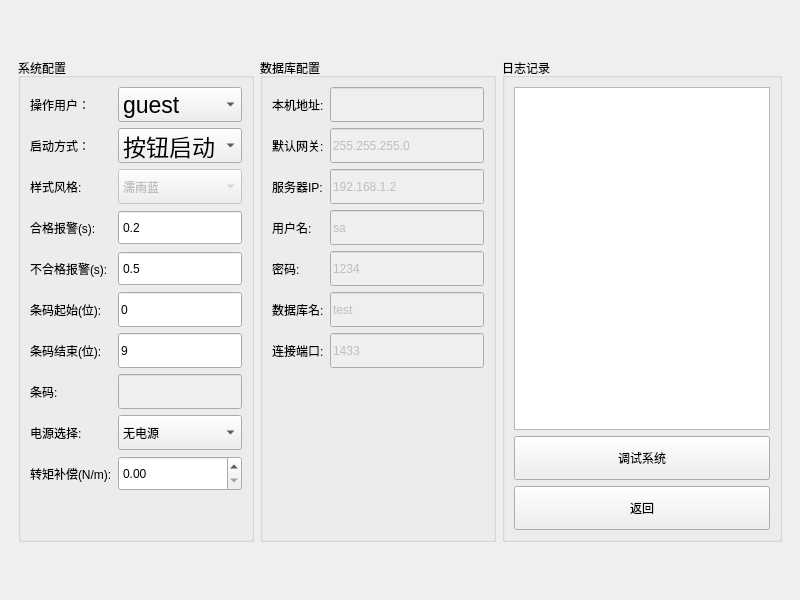
Qt form WinSyst.ui (bloglink/TesterClient) before a commit.
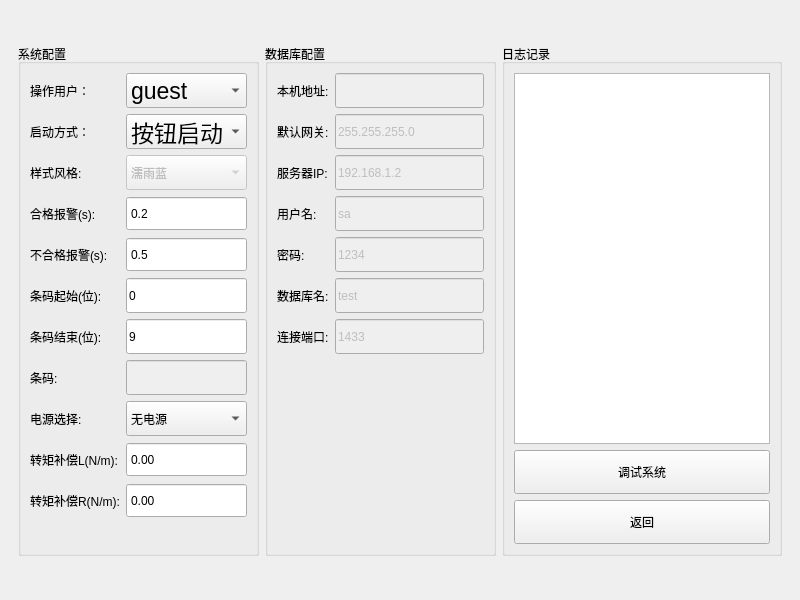
The same form after that commit. The open tabs and pages were chosen to show the change.

Commit message: 修复:修正转矩补偿

Diff of the .ui file:
```diff
--- a/WinSyst.ui
+++ b/WinSyst.ui
@@ -243,6 +243,13 @@
              <string>系统配置</string>
             </property>
             <layout class="QGridLayout" name="gridLayout_7">
+             <item row="9" column="0">
+              <widget class="QLabel" name="label_14">
+               <property name="text">
+                <string>转矩补偿L(N/m):</string>
+               </property>
+              </widget>
+             </item>
              <item row="7" column="1">
               <widget class="QLineEdit" name="lineEdit_10">
                <property name="enabled">
@@ -316,7 +323,7 @@
                </property>
               </widget>
              </item>
-             <item row="10" column="1">
+             <item row="11" column="1">
               <spacer name="verticalSpacer_8">
                <property name="orientation">
                 <enum>Qt::Vertical</enum>
@@ -557,13 +564,6 @@
                </property>
               </widget>
              </item>
-             <item row="9" column="0">
-              <widget class="QLabel" name="label_14">
-               <property name="text">
-                <string>转矩补偿(N/m):</string>
-               </property>
-              </widget>
-             </item>
              <item row="9" column="1">
               <widget class="QDoubleSpinBox" name="torqueComp">
                <property name="minimumSize">
@@ -571,6 +571,29 @@
                  <width>97</width>
                  <height>35</height>
                 </size>
+               </property>
+               <property name="buttonSymbols">
+                <enum>QAbstractSpinBox::NoButtons</enum>
+               </property>
+              </widget>
+             </item>
+             <item row="10" column="0">
+              <widget class="QLabel" name="label_15">
+               <property name="text">
+                <string>转矩补偿R(N/m):</string>
+               </property>
+              </widget>
+             </item>
+             <item row="10" column="1">
+              <widget class="QDoubleSpinBox" name="torqueCompR">
+               <property name="minimumSize">
+                <size>
+                 <width>97</width>
+                 <height>35</height>
+                </size>
+               </property>
+               <property name="buttonSymbols">
+                <enum>QAbstractSpinBox::NoButtons</enum>
                </property>
               </widget>
              </item>
```
Left out of the diff: 4 changed lines with no effect on the pictures. The commit also changes 2 other files.
